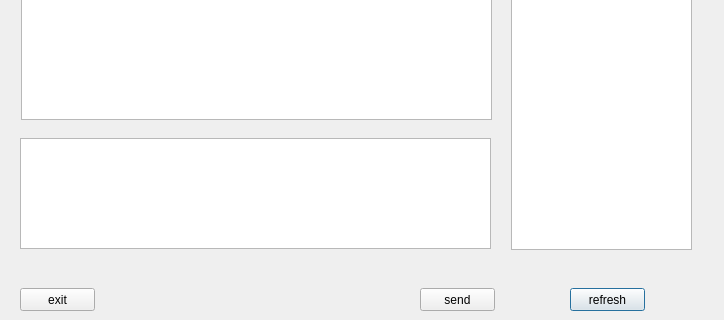
The window that chat/clientdialog.ui (L-Jay1999/ChattingRoom) describes before a commit, drawn with Qt 5; both pictures show x 0 to 724 and y 202 to 522 of the 724 by 522 pixel window.
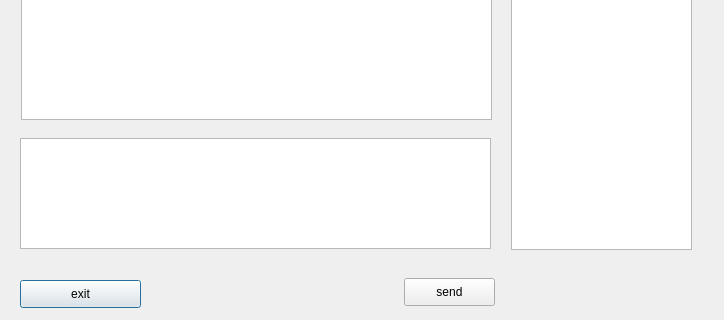
The same window after the commit.

Patch:
```diff
--- a/chat/clientdialog.ui
+++ b/chat/clientdialog.ui
@@ -13,25 +13,6 @@
   <property name="windowTitle">
    <string>Dialog</string>
   </property>
-  <widget class="QPushButton" name="shuaxin">
-   <property name="geometry">
-    <rect>
-     <x>570</x>
-     <y>490</y>
-     <width>75</width>
-     <height>23</height>
-    </rect>
-   </property>
-   <property name="minimumSize">
-    <size>
-     <width>75</width>
-     <height>23</height>
-    </size>
-   </property>
-   <property name="text">
-    <string>refresh</string>
-   </property>
-  </widget>
   <widget class="QTextEdit" name="chengyuan">
    <property name="geometry">
     <rect>
@@ -110,9 +91,9 @@
    <property name="geometry">
     <rect>
      <x>20</x>
-     <y>490</y>
-     <width>75</width>
-     <height>23</height>
+     <y>482</y>
+     <width>121</width>
+     <height>28</height>
     </rect>
    </property>
    <property name="maximumSize">
@@ -124,14 +105,20 @@
    <property name="text">
     <string>exit</string>
    </property>
+   <property name="iconSize">
+    <size>
+     <width>50</width>
+     <height>30</height>
+    </size>
+   </property>
   </widget>
   <widget class="QPushButton" name="send">
    <property name="geometry">
     <rect>
-     <x>420</x>
-     <y>490</y>
-     <width>75</width>
-     <height>23</height>
+     <x>404</x>
+     <y>480</y>
+     <width>91</width>
+     <height>28</height>
     </rect>
    </property>
    <property name="maximumSize">
@@ -143,6 +130,12 @@
    <property name="text">
     <string>send</string>
    </property>
+   <property name="iconSize">
+    <size>
+     <width>50</width>
+     <height>20</height>
+    </size>
+   </property>
   </widget>
   <zorder>chengyuan</zorder>
   <zorder>label_2</zorder>
```
Left out of the diff: 40 changed lines with no effect on the pictures.
